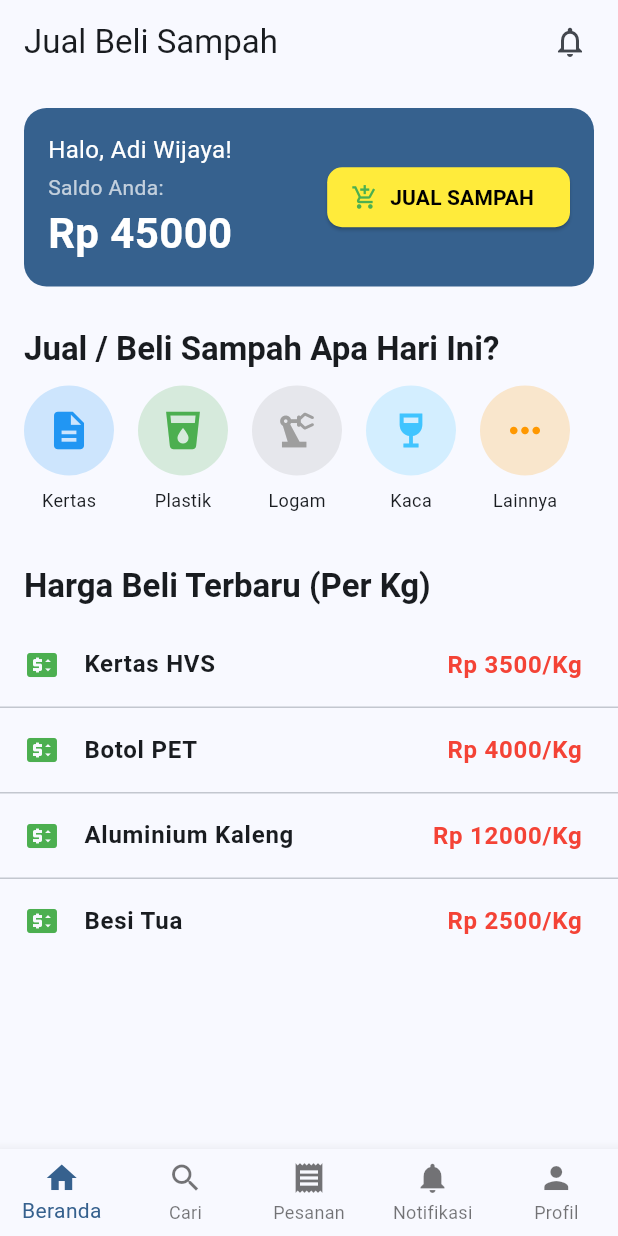
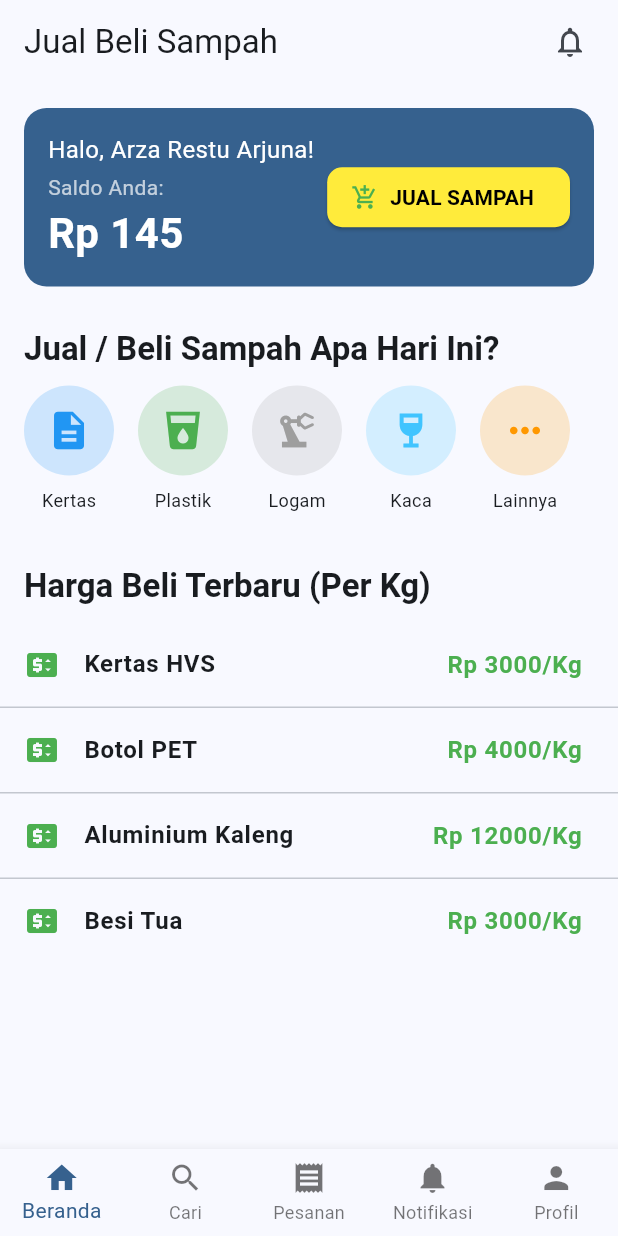
Before and after one commit to Arzaleph/ReBox_Project, a Flutter app: the screen it shows after launch, on a phone screen of 412 x 824 dp. Run offline on Flutter 3.47's test engine with Material 3 defaults, Android fonts, the light colour scheme and no system bars.

Commit message:
Ubah informasi beranda, dan warna harga

```diff
--- a/lib/beranda/screens/beranda_screen.dart
+++ b/lib/beranda/screens/beranda_screen.dart
@@ -29,8 +29,8 @@ class BerandaScreen extends StatelessWidget {
             const Padding(
               padding: EdgeInsets.symmetric(horizontal: 16.0, vertical: 8.0),
               child: InfoSaldoWidget(
-                namaPengguna: 'Adi Wijaya',
-                saldo: 45000,
+                namaPengguna: 'Arza Restu Arjuna',
+                saldo: 145.000,
               ),
             ),
 
--- a/lib/beranda/widgets/daftar_harga_terbaru.dart
+++ b/lib/beranda/widgets/daftar_harga_terbaru.dart
@@ -2,10 +2,10 @@ import 'package:flutter/material.dart';
 
 // Data dummy untuk daftar harga
 final List<Map<String, dynamic>> dummyHarga = [
-  {'jenis': 'Kertas HVS', 'harga': 3500, 'unit': 'Kg'},
+  {'jenis': 'Kertas HVS', 'harga': 3000, 'unit': 'Kg'},
   {'jenis': 'Botol PET', 'harga': 4000, 'unit': 'Kg'},
   {'jenis': 'Aluminium Kaleng', 'harga': 12000, 'unit': 'Kg'},
-  {'jenis': 'Besi Tua', 'harga': 2500, 'unit': 'Kg'},
+  {'jenis': 'Besi Tua', 'harga': 3000, 'unit': 'Kg'},
 ];
 
 class DaftarHargaTerbaru extends StatelessWidget {
@@ -25,7 +25,7 @@ class DaftarHargaTerbaru extends StatelessWidget {
           title: Text(item['jenis'], style: const TextStyle(fontWeight: FontWeight.bold)),
           trailing: Text(
             'Rp ${item['harga'].toString()}/${item['unit']}',
-            style: const TextStyle(color: Colors.red, fontWeight: FontWeight.bold, fontSize: 16),
+            style: const TextStyle(color: Colors.green, fontWeight: FontWeight.bold, fontSize: 16),
           ),
           onTap: () {
             // Aksi ketika item harga diklik
```
